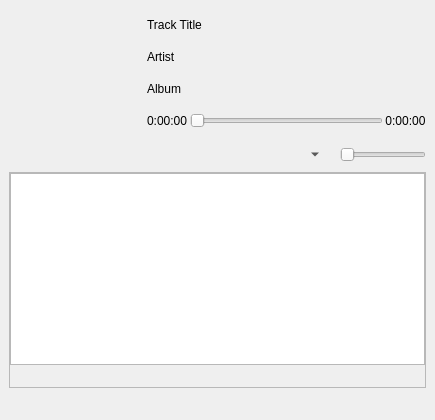
The window that PQMusic/ui/gui.ui (son-link/PQMusic) describes before a commit, drawn with Qt 5.
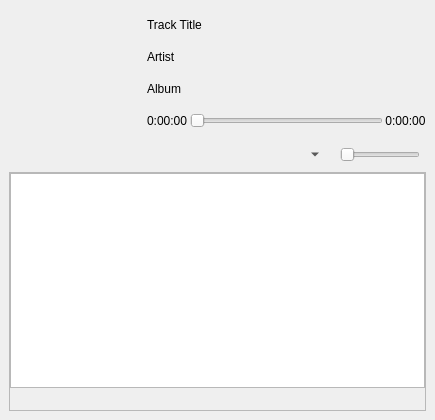
The same window after the commit. Icons and pictures are not drawn.

Commit message: Mini UI can now not be resized and other interface improvements

Diff of the .ui file:
```diff
--- a/PQMusic/ui/gui.ui
+++ b/PQMusic/ui/gui.ui
@@ -36,9 +36,123 @@
    <enum>Qt::ToolButtonFollowStyle</enum>
   </property>
   <widget class="QWidget" name="centralwidget">
-   <layout class="QGridLayout" name="gridLayout" rowstretch="0,0,0,0,0" columnstretch="0,0">
+   <layout class="QGridLayout" name="gridLayout" rowstretch="0,0,0,1" columnstretch="0,0">
+    <item row="3" column="0" colspan="2">
+     <widget class="QFrame" name="playListFrame">
+      <property name="frameShape">
+       <enum>QFrame::StyledPanel</enum>
+      </property>
+      <property name="frameShadow">
+       <enum>QFrame::Raised</enum>
+      </property>
+      <layout class="QGridLayout" name="gridLayout_2" rowstretch="1,0">
+       <property name="leftMargin">
+        <number>0</number>
+       </property>
+       <property name="topMargin">
+        <number>0</number>
+       </property>
+       <property name="rightMargin">
+        <number>0</number>
+       </property>
+       <property name="bottomMargin">
+        <number>0</number>
+       </property>
+       <property name="spacing">
+        <number>0</number>
+       </property>
+       <item row="0" column="0">
+        <layout class="QVBoxLayout" name="verticalLayout">
+         <item>
+          <widget class="QListView" name="playlistView">
+           <property name="editTriggers">
+            <set>QAbstractItemView::NoEditTriggers</set>
+           </property>
+           <property name="selectionMode">
+            <enum>QAbstractItemView::MultiSelection</enum>
+           </property>
+          </widget>
+         </item>
+        </layout>
+       </item>
+       <item row="1" column="0">
+        <layout class="QHBoxLayout" name="playlistBtnLayout">
+         <item>
+          <widget class="QPushButton" name="listAddButton">
+           <property name="text">
+            <string/>
+           </property>
+           <property name="icon">
+            <iconset theme="list-add">
+             <normaloff>.</normaloff>.</iconset>
+           </property>
+           <property name="flat">
+            <bool>true</bool>
+           </property>
+          </widget>
+         </item>
+         <item>
+          <widget class="QPushButton" name="listRemoveButton">
+           <property name="text">
+            <string/>
+           </property>
+           <property name="icon">
+            <iconset theme="list-remove">
+             <normaloff>.</normaloff>.</iconset>
+           </property>
+           <property name="flat">
+            <bool>true</bool>
+           </property>
+          </widget>
+         </item>
+         <item>
+          <widget class="QPushButton" name="listClearButton">
+           <property name="text">
+            <string/>
+           </property>
+           <property name="icon">
+            <iconset theme="edit-clear-all">
+             <normaloff>.</normaloff>.</iconset>
+           </property>
+           <property name="flat">
+            <bool>true</bool>
+           </property>
+          </widget>
+         </item>
+         <item>
+          <widget class="QPushButton" name="savePlButton">
+           <property name="text">
+            <string/>
+           </property>
+           <property name="icon">
+            <iconset theme="document-export">
+             <normaloff>.</normaloff>.</iconset>
+           </property>
+           <property name="flat">
+            <bool>true</bool>
+           </property>
+          </widget>
+         </item>
+         <item>
+          <spacer name="horizontalSpacer_2">
+           <property name="orientation">
+            <enum>Qt::Horizontal</enum>
+           </property>
+           <property name="sizeHint" stdset="0">
+            <size>
+             <width>40</width>
+             <height>20</height>
+            </size>
+           </property>
+          </spacer>
+         </item>
+        </layout>
+       </item>
+      </layout>
+     </widget>
+    </item>
     <item row="2" column="1">
-     <layout class="QHBoxLayout" name="optionsLayout">
+     <layout class="QHBoxLayout" name="optionsLayout" stretch="0,0,0,0,0,0,0">
       <item>
        <widget class="QPushButton" name="playlistButton">
         <property name="text">
@@ -128,11 +242,36 @@
       </item>
       <item>
        <widget class="QSlider" name="volumeSlider">
+        <property name="minimumSize">
+         <size>
+          <width>80</width>
+          <height>0</height>
+         </size>
+        </property>
+        <property name="maximumSize">
+         <size>
+          <width>80</width>
+          <height>16777215</height>
+         </size>
+        </property>
         <property name="orientation">
          <enum>Qt::Horizontal</enum>
         </property>
        </widget>
       </item>
+      <item>
+       <spacer name="horizontalSpacer">
+        <property name="orientation">
+         <enum>Qt::Horizontal</enum>
+        </property>
+        <property name="sizeHint" stdset="0">
+         <size>
+          <width>0</width>
+          <height>20</height>
+         </size>
+        </property>
+       </spacer>
+      </item>
      </layout>
     </item>
     <item row="2" column="0">
@@ -368,132 +507,6 @@
       </layout>
      </widget>
     </item>
-    <item row="3" column="0" colspan="2">
-     <widget class="QFrame" name="playListFrame">
-      <property name="frameShape">
-       <enum>QFrame::StyledPanel</enum>
-      </property>
-      <property name="frameShadow">
-       <enum>QFrame::Raised</enum>
-      </property>
-      <layout class="QGridLayout" name="gridLayout_2" rowstretch="1,0">
-       <property name="leftMargin">
-        <number>0</number>
-       </property>
-       <property name="topMargin">
-        <number>0</number>
-       </property>
-       <property name="rightMargin">
-        <number>0</number>
-       </property>
-       <property name="bottomMargin">
-        <number>0</number>
-       </property>
-       <property name="spacing">
-        <number>0</number>
-       </property>
-       <item row="0" column="0">
-        <layout class="QVBoxLayout" name="verticalLayout">
-         <item>
-          <widget class="QListView" name="playlistView">
-           <property name="editTriggers">
-            <set>QAbstractItemView::NoEditTriggers</set>
-           </property>
-           <property name="selectionMode">
-            <enum>QAbstractItemView::MultiSelection</enum>
-           </property>
-          </widget>
-         </item>
-        </layout>
-       </item>
-       <item row="1" column="0">
-        <layout class="QHBoxLayout" name="playlistBtnLayout">
-         <item>
-          <widget class="QPushButton" name="listAddButton">
-           <property name="text">
-            <string/>
-           </property>
-           <property name="icon">
-            <iconset theme="list-add"/>
-           </property>
-           <property name="flat">
-            <bool>true</bool>
-           </property>
-          </widget>
-         </item>
-         <item>
-          <widget class="QPushButton" name="listRemoveButton">
-           <property name="text">
-            <string/>
-           </property>
-           <property name="icon">
-            <iconset theme="list-remove">
-             <normaloff>.</normaloff>.</iconset>
-           </property>
-           <property name="flat">
-            <bool>true</bool>
-           </property>
-          </widget>
-         </item>
-         <item>
-          <widget class="QPushButton" name="listClearButton">
-           <property name="text">
-            <string/>
-           </property>
-           <property name="icon">
-            <iconset theme="edit-clear-all">
-             <normaloff>.</normaloff>.</iconset>
-           </property>
-           <property name="flat">
-            <bool>true</bool>
-           </property>
-          </widget>
-         </item>
-         <item>
-          <widget class="QPushButton" name="savePlButton">
-           <property name="text">
-            <string/>
-           </property>
-           <property name="icon">
-            <iconset theme="document-export">
-             <normaloff>.</normaloff>.</iconset>
-           </property>
-           <property name="flat">
-            <bool>true</bool>
-           </property>
-          </widget>
-         </item>
-         <item>
-          <spacer name="horizontalSpacer_2">
-           <property name="orientation">
-            <enum>Qt::Horizontal</enum>
-           </property>
-           <property name="sizeHint" stdset="0">
-            <size>
-             <width>40</width>
-             <height>20</height>
-            </size>
-           </property>
-          </spacer>
-         </item>
-        </layout>
-       </item>
-      </layout>
-     </widget>
-    </item>
-    <item row="4" column="0">
-     <spacer name="verticalSpacer">
-      <property name="orientation">
-       <enum>Qt::Vertical</enum>
-      </property>
-      <property name="sizeHint" stdset="0">
-       <size>
-        <width>20</width>
-        <height>0</height>
-       </size>
-      </property>
-     </spacer>
-    </item>
    </layout>
   </widget>
  </widget>
```
Left out of the diff: 56 changed lines with no effect on the pictures. The commit also changes 2 other files.
